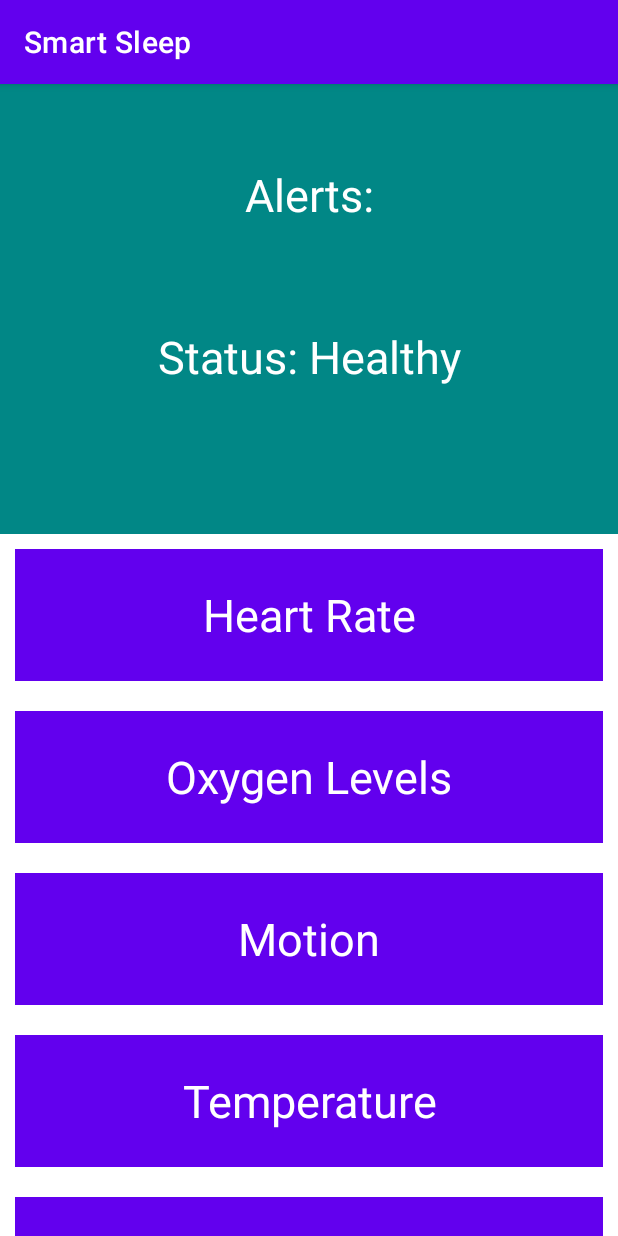
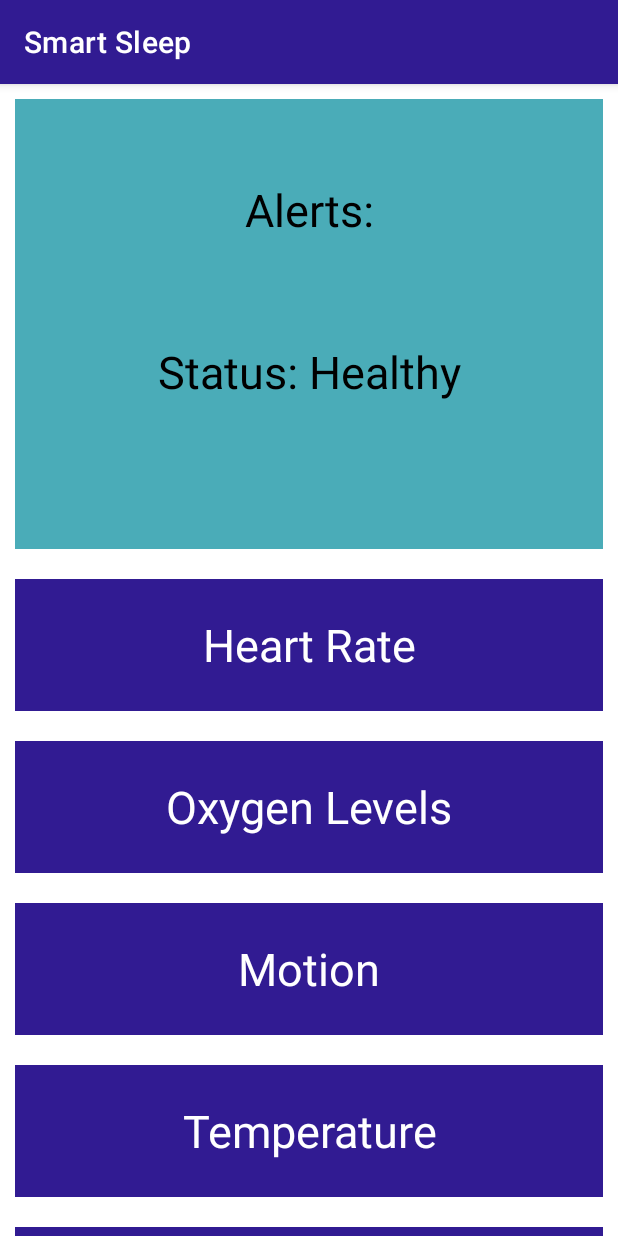
Before and after one commit to alexspin99/SmartSleep, an Android app: the screen it shows after launch (MainActivity), on a phone screen of 412 x 824 dp. Run offline under Robolectric (Android 15) with nearby library versions, the phone set to English and light mode, and no system bars.

Commit message:
Adds touch feedback to sensor buttons and updates styles/colors

```diff
--- a/app/src/main/res/layout/activity_main.xml
+++ b/app/src/main/res/layout/activity_main.xml
@@ -5,7 +5,6 @@
     android:layout_height="match_parent"
     android:fillViewport="true"
     >
-
 
 <LinearLayout
     xmlns:android="http://schemas.android.com/apk/res/android"
@@ -20,8 +19,11 @@
         android:layout_height="300dp"
         android:background="?colorSecondaryVariant"
         android:padding="20dp"
+        android:layout_margin="10dp"
         android:layout_gravity="center"
         android:orientation="vertical">
+
+
 
         <TextView
             style="@style/summary"
@@ -35,7 +37,6 @@
 
             />
     </LinearLayout>
-
 
     <TextView
         android:id="@+id/heart_rate"
--- a/app/src/main/res/values-night/themes.xml
+++ b/app/src/main/res/values-night/themes.xml
@@ -2,12 +2,12 @@
     <!-- Base application theme. -->
     <style name="Theme.SmartSleep" parent="Theme.MaterialComponents.DayNight.DarkActionBar">
         <!-- Primary brand color. -->
-        <item name="colorPrimary">@color/purple_200</item>
-        <item name="colorPrimaryVariant">@color/purple_700</item>
-        <item name="colorOnPrimary">@color/black</item>
+        <item name="colorPrimary">#311b92</item>
+        <item name="colorPrimaryVariant">#000062</item>
+        <item name="colorOnPrimary">@color/white</item>
         <!-- Secondary brand color. -->
-        <item name="colorSecondary">@color/teal_200</item>
-        <item name="colorSecondaryVariant">@color/teal_200</item>
+        <item name="colorSecondary">#7fdeea</item>
+        <item name="colorSecondaryVariant">#4aacb8</item>
         <item name="colorOnSecondary">@color/black</item>
         <!-- Status bar color. -->
         <item name="android:statusBarColor" tools:targetApi="l">?attr/colorPrimaryVariant</item>
--- a/app/src/main/res/values/styles.xml
+++ b/app/src/main/res/values/styles.xml
@@ -1,19 +1,22 @@
 <?xml version="1.0" encoding="utf-8"?>
 <resources>
     <style name="sensorCard" parent="TextAppearance.AppCompat">
-        <item name="android:textColor">#ffffff</item>
+        <item name="android:textColor">?colorOnPrimary</item>
         <item name="android:layout_height">88dp</item>
         <item name="android:padding">20dp</item>
         <item name="android:layout_margin">10dp</item>
         <item name="android:textSize">30sp</item>
+        <item name="android:clickable">true</item>
         <item name="android:layout_width">match_parent</item>
         <item name="android:background">?colorPrimary</item>
+        <item name="android:foreground">?attr/selectableItemBackground</item>
+        <item name="android:focusable">true</item>
         <item name="android:gravity">center</item>
     </style>
 
     <style name="summary" parent="TextAppearance.AppCompat">
-        <item name="android:textColor">#ffffff</item>
-        <item name="android:colorBackground">?colorSecondaryVariant</item>
+        <item name="android:textColor">?colorOnSecondary</item>
+        <item name="android:colorBackground">?colorSecondary</item>
         <item name="android:layout_height">88dp</item>
         <item name="android:padding">20dp</item>
         <item name="android:layout_margin">10dp</item>
@@ -24,13 +27,13 @@
     </style>
 
     <style name="bigValueCard" parent="TextAppearance.AppCompat">
-        <item name="android:textColor">#ffffff</item>
+        <item name="android:textColor">?colorOnSecondary</item>
         <item name="android:layout_height">200dp</item>
         <item name="android:padding">20dp</item>
         <item name="android:layout_margin">10dp</item>
         <item name="android:textSize">30sp</item>
         <item name="android:layout_width">match_parent</item>
-        <item name="android:background">?colorPrimary</item>
+        <item name="android:background">?colorSecondaryVariant</item>
         <item name="android:gravity">center</item>
     </style>
 
--- a/app/src/main/res/values/themes.xml
+++ b/app/src/main/res/values/themes.xml
@@ -2,12 +2,12 @@
     <!-- Base application theme. -->
     <style name="Theme.SmartSleep" parent="Theme.MaterialComponents.DayNight.DarkActionBar">
         <!-- Primary brand color. -->
-        <item name="colorPrimary">@color/purple_500</item>
-        <item name="colorPrimaryVariant">@color/purple_700</item>
+        <item name="colorPrimary">#311b92</item>
+        <item name="colorPrimaryVariant">#000062</item>
         <item name="colorOnPrimary">@color/white</item>
         <!-- Secondary brand color. -->
-        <item name="colorSecondary">@color/teal_200</item>
-        <item name="colorSecondaryVariant">@color/teal_700</item>
+        <item name="colorSecondary">#7fdeea</item>
+        <item name="colorSecondaryVariant">#4aacb8</item>
         <item name="colorOnSecondary">@color/black</item>
         <!-- Status bar color. -->
         <item name="android:statusBarColor" tools:targetApi="l">?attr/colorPrimaryVariant</item>
```
